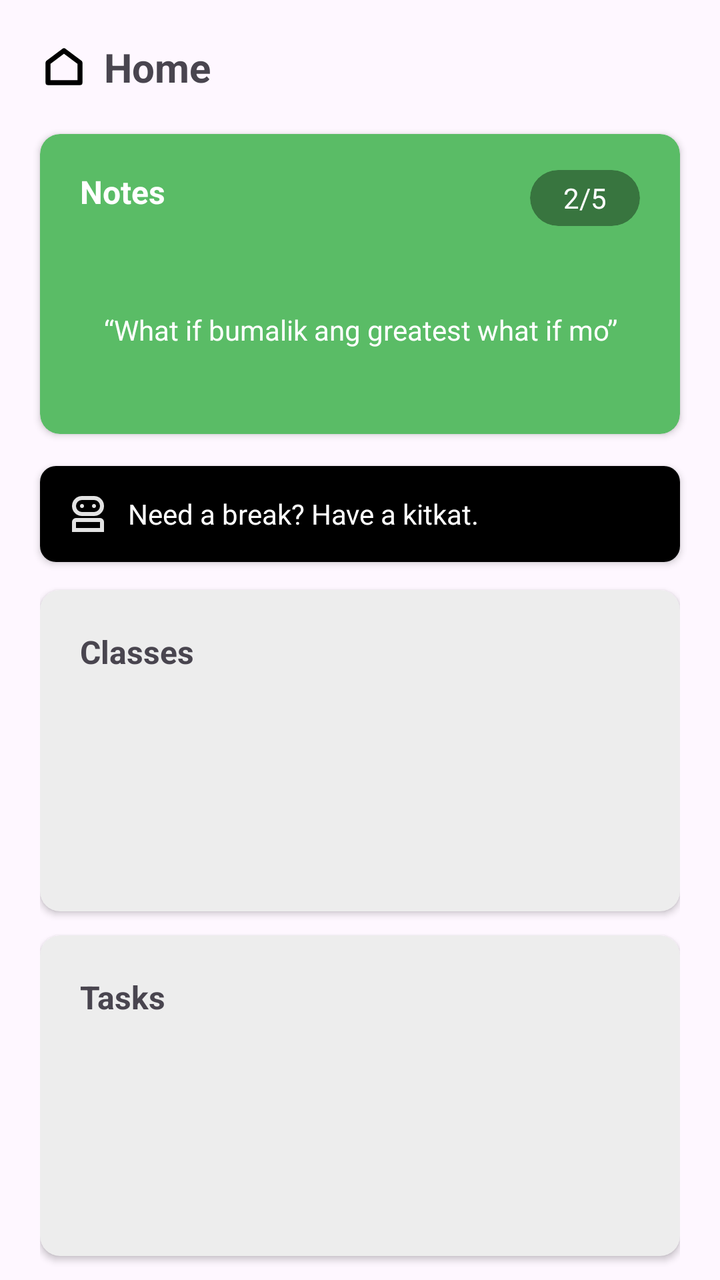
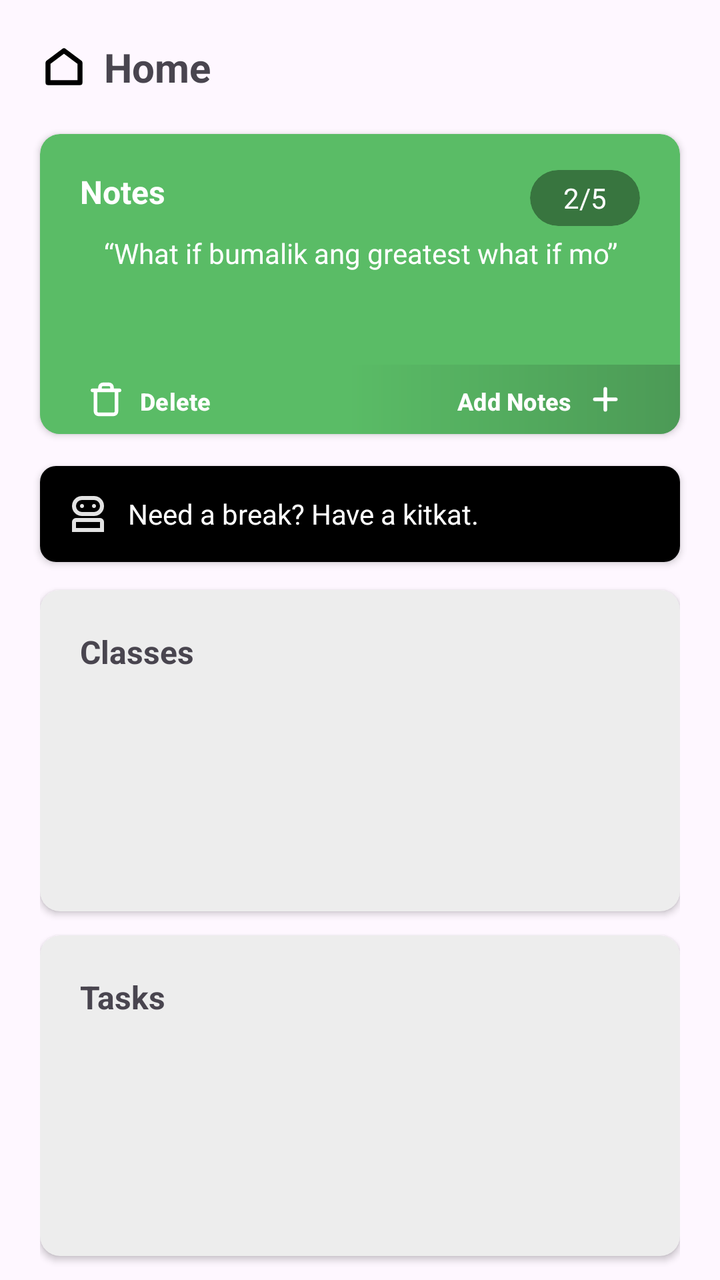

Screens rendered from an Android XML layout before and after an edit, with the pre-edit source and the edit as a unified diff.
<!-- AndroidManifest.xml: application theme Theme.Syncly -->
<!-- res/layout/fragment_home.xml -->
<?xml version="1.0" encoding="utf-8"?>
<LinearLayout xmlns:android="http://schemas.android.com/apk/res/android"
    xmlns:app="http://schemas.android.com/apk/res-auto"
    xmlns:tools="http://schemas.android.com/tools"
    android:id="@+id/main"
    android:layout_width="match_parent"
    android:layout_height="match_parent"
    android:orientation="vertical"
    tools:context=".fragments.Home">
    <RelativeLayout
        android:layout_width="match_parent"
        android:layout_height="wrap_content"
        android:layout_margin="20dp"
        android:id="@+id/heading"
        >
        <ImageView
            android:layout_width="wrap_content"
            android:layout_height="wrap_content"
            android:src="@drawable/icon_home"
            android:id="@+id/homeIcon"
            android:layout_centerVertical="true"
            app:tint="@color/black"
            />

        <TextView
            android:layout_width="wrap_content"
            android:layout_height="wrap_content"
            android:layout_toEndOf="@id/homeIcon"
            android:text="Home"
            android:textSize="20dp"
            android:layout_marginLeft="8dp"
            android:textStyle="bold"
            android:layout_centerVertical="true"/>
    </RelativeLayout>
    <androidx.cardview.widget.CardView
        android:layout_width="match_parent"
        android:layout_height="150dp"
        android:layout_marginHorizontal="20dp"
        android:backgroundTint="@color/card_green"
        app:cardCornerRadius="10dp">
        <LinearLayout
            android:layout_width="match_parent"
            android:layout_height="match_parent"
            android:orientation="vertical"
            >
            <RelativeLayout
                android:layout_width="match_parent"
                android:layout_height="wrap_content"
                android:paddingTop="18dp"
                android:paddingHorizontal="20dp"
                >
                <TextView
                    android:layout_width="wrap_content"
                    android:layout_height="wrap_content"
                    android:text="Notes"
                    android:textColor="@color/white"
                    android:textStyle="bold"
                    android:textSize="16sp"
                    />
                <androidx.cardview.widget.CardView
                    android:layout_width="55dp"
                    android:layout_height="28dp"
                    android:backgroundTint="#61000000"
                    app:cardCornerRadius="30dp"
                    android:layout_alignParentEnd="true"
                    app:cardElevation="0dp">
                    <TextView
                    android:layout_width="wrap_content"
                    android:layout_height="wrap_content"
                    android:textSize="14sp"
                    android:layout_gravity="center"
                    android:textColor="@color/white"
                    android:text="2/5"
                    />
                </androidx.cardview.widget.CardView>
            </RelativeLayout>
            <TextView
                android:layout_width="match_parent"
                android:layout_height="match_parent"
                android:layout_marginHorizontal="20dp"
                android:textColor="@color/white"
                android:gravity="center"
                android:text="“What if bumalik ang greatest what if mo”"
                android:textSize="14sp"/>
        </LinearLayout>
    </androidx.cardview.widget.CardView>
    <androidx.cardview.widget.CardView
        android:layout_width="match_parent"
        android:layout_height="wrap_content"
        app:cardCornerRadius="8dp"
        android:layout_marginTop="16dp"
        android:layout_marginBottom="6dp"
        android:layout_marginHorizontal="20dp">
        <LinearLayout
            android:layout_width="match_parent"
            android:layout_height="wrap_content"
            android:background="@color/black"
            android:orientation="horizontal"
            android:padding="12dp"
            android:gravity="center"
            >
            <ImageView
                android:layout_width="wrap_content"
                android:layout_height="wrap_content"
                android:src="@drawable/icon_bot"
                android:layout_marginRight="8dp"/>
            <TextView
                android:layout_width="match_parent"
                android:layout_height="wrap_content"
                android:text="Need a break? Have a kitkat."
                android:textColor="@color/white"/>
        </LinearLayout>
    </androidx.cardview.widget.CardView>
    <GridLayout
        android:layout_width="match_parent"
        android:layout_height="match_parent"
        android:layout_marginHorizontal="20dp"
        android:layout_marginBottom="4dp"
        android:rowCount="2"
        android:columnCount="1">
        <androidx.cardview.widget.CardView
            android:layout_width="match_parent"
            android:layout_height="0dp"
            android:layout_rowWeight="1"
            android:layout_columnWeight="1"
            android:backgroundTint="@color/light_grey"
            android:layout_marginBottom="6dp"
            android:layout_marginTop="8dp"
            app:cardCornerRadius="10dp"
            >
            <LinearLayout
                android:layout_width="match_parent"
                android:layout_height="match_parent"
                android:padding="20dp"
                android:orientation="vertical">
                <TextView
                    android:layout_width="wrap_content"
                    android:layout_height="wrap_content"
                    android:text="Classes"
                    android:textSize="16sp"
                    android:textStyle="bold"
                    />
            </LinearLayout>
        </androidx.cardview.widget.CardView>
        <androidx.cardview.widget.CardView
            android:layout_width="match_parent"
            android:layout_height="0dp"
            android:layout_rowWeight="1"
            android:layout_columnWeight="1"
            android:backgroundTint="@color/light_grey"
            android:layout_marginBottom="8dp"
            android:layout_marginTop="6dp"
            app:cardCornerRadius="10dp">
            <LinearLayout
                android:layout_width="match_parent"
                android:layout_height="match_parent"
                android:padding="20dp"
                android:orientation="vertical">
                <TextView
                    android:layout_width="wrap_content"
                    android:layout_height="wrap_content"
                    android:text="Tasks"
                    android:textSize="16sp"
                    android:textStyle="bold"
                    />
            </LinearLayout>
        </androidx.cardview.widget.CardView>
    </GridLayout>
</LinearLayout>
<!-- resources referenced by this layout -->
<resources>
  <color name="black">#FF000000</color>
  <color name="card_green">#5ABC66</color>
  <color name="light_grey">#EDEDED</color>
  <color name="white">#FFFFFFFF</color>
  <!-- drawable icon_bot (drawable) -->
  <vector xmlns:android="http://schemas.android.com/apk/res/android"
      android:width="24dp"
      android:height="24dp"
      android:viewportWidth="960"
      android:viewportHeight="960">
    <path
        android:pathData="M160,840v-200q0,-33 23.5,-56.5T240,560h480q33,0 56.5,23.5T800,640v200L160,840ZM360,520q-83,0 -141.5,-58.5T160,320q0,-83 58.5,-141.5T360,120h240q83,0 141.5,58.5T800,320q0,83 -58.5,141.5T600,520L360,520ZM240,760h480v-120L240,640v120ZM360,440h240q50,0 85,-35t35,-85q0,-50 -35,-85t-85,-35L360,200q-50,0 -85,35t-35,85q0,50 35,85t85,35ZM360,360q17,0 28.5,-11.5T400,320q0,-17 -11.5,-28.5T360,280q-17,0 -28.5,11.5T320,320q0,17 11.5,28.5T360,360ZM600,360q17,0 28.5,-11.5T640,320q0,-17 -11.5,-28.5T600,280q-17,0 -28.5,11.5T560,320q0,17 11.5,28.5T600,360ZM480,760ZM480,320Z"
        android:fillColor="#e3e3e3"/>
  </vector>
  <!-- drawable icon_home (drawable) -->
  <vector xmlns:android="http://schemas.android.com/apk/res/android"
      android:width="24dp"
      android:height="24dp"
      android:viewportWidth="24"
      android:viewportHeight="24">
  
      <path
          android:pathData="M4,10 L12,4 L20,10 V20 H4 Z"
          android:strokeColor="#ffffff"
          android:strokeWidth="2.45"
          android:strokeLineCap="round"
          android:strokeLineJoin="round" />
  </vector>
  <style name="Theme.Syncly" parent="Base.Theme.Syncly" />
  <style name="Base.Theme.Syncly" parent="Theme.Material3.DayNight.NoActionBar">
          
          
      </style>
</resources>

<!-- the commit's change to res/layout/fragment_home.xml (unified diff, before → after) -->
@@ -64,24 +64,61 @@
                     app:cardCornerRadius="30dp"
                     android:layout_alignParentEnd="true"
                     app:cardElevation="0dp">
+
                     <TextView
-                    android:layout_width="wrap_content"
-                    android:layout_height="wrap_content"
-                    android:textSize="14sp"
-                    android:layout_gravity="center"
-                    android:textColor="@color/white"
-                    android:text="2/5"
-                    />
+                        android:id="@+id/notesCounter"
+                        android:layout_width="wrap_content"
+                        android:layout_height="wrap_content"
+                        android:layout_gravity="center"
+                        android:text="2/5"
+                        android:textColor="@color/white"
+                        android:textSize="14sp" />
                 </androidx.cardview.widget.CardView>
             </RelativeLayout>
+            
             <TextView
-                android:layout_width="match_parent"
-                android:layout_height="match_parent"
+                android:id="@+id/notes"
+                android:layout_width="match_parent"
+                android:layout_height="0dp"
                 android:layout_marginHorizontal="20dp"
+                android:layout_weight="8"
+                android:gravity="center_horizontal|top"
+                android:padding="4dp"
+                android:text="“What if bumalik ang greatest what if mo”"
                 android:textColor="@color/white"
-                android:gravity="center"
-                android:text="“What if bumalik ang greatest what if mo”"
-                android:textSize="14sp"/>
+                android:textSize="14sp" />
+
+            <RelativeLayout
+                android:layout_width="match_parent"
+                android:layout_height="0dp"
+                android:layout_weight="4"
+                android:background="@drawable/bg_green_gradient"
+                >
+                <com.google.android.material.button.MaterialButton
+                    android:id="@+id/deleteBtn"
+                    android:layout_width="140dp"
+                    android:layout_height="wrap_content"
+                    android:text="Delete"
+                    android:textSize="12sp"
+                    android:textStyle="bold"
+                    android:background="@android:color/transparent"
+                    app:icon="@drawable/icon_trash"
+                    app:iconGravity="textStart"
+                    android:gravity="start"
+                    />
+                <com.google.android.material.button.MaterialButton
+                    android:id="@+id/addBtn"
+                    android:layout_width="140dp"
+                    android:layout_height="wrap_content"
+                    android:text="Add Notes"
+                    android:textSize="12sp"
+                    android:textStyle="bold"
+                    android:layout_alignParentEnd="true"
+                    android:background="@android:color/transparent"
+                    app:icon="@drawable/icon_plus"
+                    app:iconGravity="textEnd"
+                    />
+            </RelativeLayout>
         </LinearLayout>
     </androidx.cardview.widget.CardView>
     <androidx.cardview.widget.CardView
@@ -105,6 +142,7 @@
                 android:src="@drawable/icon_bot"
                 android:layout_marginRight="8dp"/>
             <TextView
+                android:id="@+id/botMsg"
                 android:layout_width="match_parent"
                 android:layout_height="wrap_content"
                 android:text="Need a break? Have a kitkat."
<!-- resource entries referenced after the edit -->
@@ -4,6 +4,17 @@
   <color name="card_green">#5ABC66</color>
   <color name="light_grey">#EDEDED</color>
   <color name="white">#FFFFFFFF</color>
+  <!-- drawable bg_green_gradient (drawable) -->
+  <?xml version="1.0" encoding="utf-8"?>
+  <shape xmlns:android="http://schemas.android.com/apk/res/android">
+      <gradient
+          android:type="linear"
+          android:angle="0"
+          android:startColor="#5ABC66"
+          android:centerColor="#5ABC66"
+          android:centerX="0.48"
+          android:endColor="#4C9A56" />
+  </shape>
   <!-- drawable icon_bot (drawable) -->
   <vector xmlns:android="http://schemas.android.com/apk/res/android"
       android:width="24dp"
@@ -28,6 +39,34 @@
           android:strokeLineCap="round"
           android:strokeLineJoin="round" />
   </vector>
+  <!-- drawable icon_plus (drawable) -->
+  <vector xmlns:android="http://schemas.android.com/apk/res/android"
+      android:width="16dp"
+      android:height="16dp"
+      android:viewportWidth="16"
+      android:viewportHeight="16">
+    <path
+        android:pathData="M8,3.333V12.667M3.333,8H12.667"
+        android:strokeLineJoin="round"
+        android:strokeWidth="1.6"
+        android:fillColor="#00000000"
+        android:strokeColor="#ffffff"
+        android:strokeLineCap="round"/>
+  </vector>
+  <!-- drawable icon_trash (drawable) -->
+  <vector xmlns:android="http://schemas.android.com/apk/res/android"
+      android:width="16dp"
+      android:height="16dp"
+      android:viewportWidth="16"
+      android:viewportHeight="16">
+    <path
+        android:pathData="M2,4H3.333M3.333,4H14M3.333,4L3.333,13.333C3.333,13.687 3.474,14.026 3.724,14.276C3.974,14.526 4.313,14.667 4.667,14.667H11.333C11.687,14.667 12.026,14.526 12.276,14.276C12.526,14.026 12.667,13.687 12.667,13.333V4M5.333,4V2.667C5.333,2.313 5.474,1.974 5.724,1.724C5.974,1.474 6.313,1.333 6.667,1.333H9.333C9.687,1.333 10.026,1.474 10.276,1.724C10.526,1.974 10.667,2.313 10.667,2.667V4"
+        android:strokeLineJoin="round"
+        android:strokeWidth="1.6"
+        android:fillColor="#00000000"
+        android:strokeColor="#ffffff"
+        android:strokeLineCap="round"/>
+  </vector>
   <style name="Theme.Syncly" parent="Base.Theme.Syncly" />
   <style name="Base.Theme.Syncly" parent="Theme.Material3.DayNight.NoActionBar">
           
